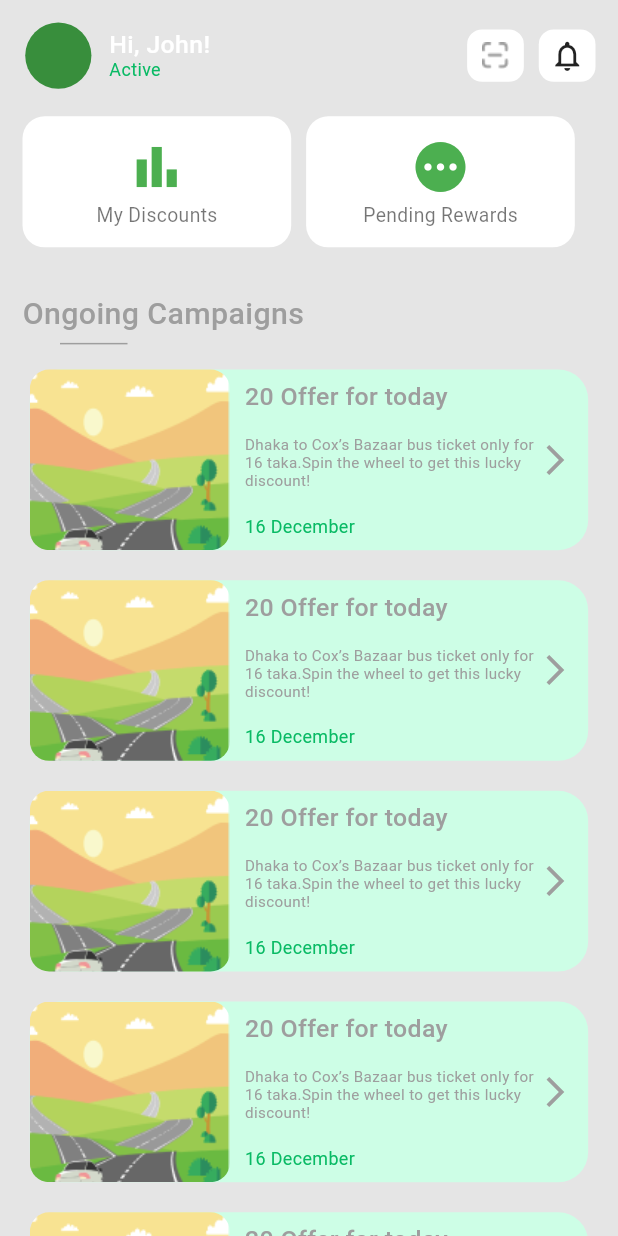
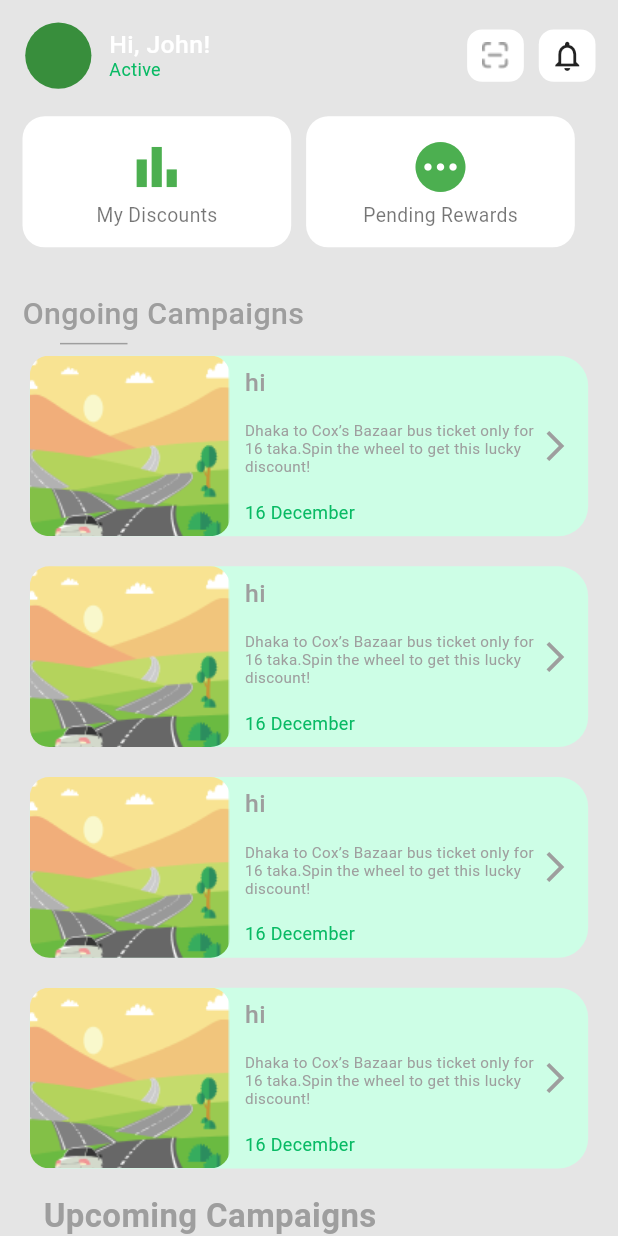
Before and after one commit to Sherajul-Shakil/TravelApp, a Flutter app: the OfferScreen screen opened directly, on a phone screen of 412 x 824 dp. Run offline on Flutter 3.47's test engine with Material 2 defaults, Android fonts, the phone set to English and light mode, and no system bars; our stand-ins replace cached_network_image, carousel_slider, dropdown_search, flutter_image_slideshow, flutter_rating_bar, flutter_screenutil and 10 more; missing offline and left inert: flutter_geocoder; accounts and stored records are empty; network calls fail.

Commit message:
campaing add

```diff
--- a/lib/core/network_helper/network_helper.dart
+++ b/lib/core/network_helper/network_helper.dart
@@ -73,4 +73,6 @@ class NetworkHelper extends GetxController {
     print(
         "User Token from shared preffffffffffffffffffffffffffff: ${userToken.value}");
   }
+
+
 }
--- /dev/null
+++ b/lib/screens/restaurant _details/model/campaigns_model.dart
@@ -0,0 +1,82 @@
+
+import 'dart:convert';
+
+CampaignsModel campaignsModelFromJson(String str) => CampaignsModel.fromJson(json.decode(str));
+
+String campaignsModelToJson(CampaignsModel data) => json.encode(data.toJson());
+
+class CampaignsModel {
+  CampaignsModel({
+    this.status,
+    this.data,
+  });
+
+  bool? status;
+  Data? data;
+
+  factory CampaignsModel.fromJson(Map<String, dynamic> json) => CampaignsModel(
+    status: json["status"],
+    data: Data.fromJson(json["data"]),
+  );
+
+  Map<String, dynamic> toJson() => {
+    "status": status,
+    "data": data!.toJson(),
+  };
+}
+
+class Data {
+  Data({
+    this.ongoingCampaigns,
+    this.upgoingCampaigns,
+  });
+
+  List<OngoingCampaign> ?ongoingCampaigns;
+  List<dynamic> ?upgoingCampaigns;
+
+  factory Data.fromJson(Map<String, dynamic> json) => Data(
+    ongoingCampaigns: List<OngoingCampaign>.from(json["ongoing_campaigns"].map((x) => OngoingCampaign.fromJson(x))),
+    upgoingCampaigns: List<dynamic>.from(json["upgoing_campaigns"].map((x) => x)),
+  );
+
+  Map<String, dynamic> toJson() => {
+    "ongoing_campaigns": List<dynamic>.from(ongoingCampaigns!.map((x) => x.toJson())),
+    "upgoing_campaigns": List<dynamic>.from(upgoingCampaigns!.map((x) => x)),
+  };
+}
+
+class OngoingCampaign {
+  OngoingCampaign({
+    this.id,
+    this.title,
+    this.bannerPhoto,
+    this.campaignDescription,
+    this.campaignStartDate,
+    this.campaignEndDate,
+  });
+
+  int? id;
+  String? title;
+  String? bannerPhoto;
+  String? campaignDescription;
+  String? campaignStartDate;
+  String? campaignEndDate;
+
+  factory OngoingCampaign.fromJson(Map<String, dynamic> json) => OngoingCampaign(
+    id: json["id"],
+    title: json["title"],
+    bannerPhoto: json["banner_photo"],
+    campaignDescription: json["campaign_description"],
+    campaignStartDate: json["campaign_start_date"],
+    campaignEndDate: json["campaign_end_date"],
+  );
+
+  Map<String, dynamic> toJson() => {
+    "id": id,
+    "title": title,
+    "banner_photo": bannerPhoto,
+    "campaign_description": campaignDescription,
+    "campaign_start_date": campaignStartDate,
+    "campaign_end_date": campaignEndDate,
+  };
+}
--- /dev/null
+++ b/lib/screens/restaurant _details/model/campaings_controller.dart
@@ -0,0 +1,40 @@
+import 'dart:convert';
+import 'package:get/state_manager.dart';
+import 'package:get/get.dart';
+import 'package:travel_app_master/core/network_helper/app_url.dart';
+import 'package:travel_app_master/core/network_helper/network_helper.dart';
+import 'package:travel_app_master/screens/restaurant%20_details/model/campaigns_model.dart';
+import 'package:http/http.dart' as http;
+class CampaingnsContraller extends GetxController{
+  NetworkHelper networkHelper = Get.put(NetworkHelper());
+  var isLoading=false.obs;
+    CampaignsModel? _campaignsModel;
+  @override
+  void onInit() {
+    fetchCampaignsData();
+    super.onInit();
+  }
+
+  fetchCampaignsData() async {
+    try{
+       String apiCamUrl = "https://ddapp.xomartbd.com/api/campaigns";
+      isLoading(true);
+      http.Response response =await http.get(Uri.parse(apiCamUrl));
+      if(response.statusCode==200){
+        var result=jsonDecode(response.body);
+        _campaignsModel=CampaignsModel.fromJson(result);
+       var tkn=  networkHelper.userToken;
+
+      }else{
+        //error
+        print("Error fetching data");
+      }
+
+    }catch(e){
+      print("Error getting data: $e");
+
+    }finally{
+      isLoading(false);
+    }
+  }
+}
--- a/lib/screens/restaurant _details/offer/offer_page.dart
+++ b/lib/screens/restaurant _details/offer/offer_page.dart
@@ -1,6 +1,13 @@
 import 'package:flutter/material.dart';
-import 'package:flutter_rating_bar/flutter_rating_bar.dart';
 import 'package:flutter_screenutil/flutter_screenutil.dart';
+import 'package:get/get.dart';
+import 'package:http/http.dart' as http;
+import 'package:travel_app_master/core/network_helper/app_url.dart';
+import 'package:travel_app_master/screens/restaurant%20_details/model/campaigns_model.dart';
+
+
+import 'package:travel_app_master/screens/restaurant%20_details/model/campaings_controller.dart';
+
 
 class OfferScreen extends StatefulWidget {
   const OfferScreen({Key? key}) : super(key: key);
@@ -10,17 +17,14 @@ class OfferScreen extends StatefulWidget {
 }
 
 class _OfferScreenState extends State<OfferScreen> {
-  List<String> image = [
-    "assets/16taka.png",
-    "assets/surprise_gift.png",
-    "assets/valentines.png",
-  ];
-  List<String> title = [
-    "16 Taka Ticket",
-    "Surprise Gift",
-    "Valentines Special",
-  ];
 
+  //final String apiCamUrl = "https://ddapp.xomartbd.com/api/campaigns";
+
+  bool isLoading = false;
+
+  CampaignsModel? campaignsModel;
+
+ CampaingnsContraller camContraller =Get.put(CampaingnsContraller());
   @override
   Widget build(BuildContext context) {
     return SafeArea(
@@ -159,13 +163,15 @@ class _OfferScreenState extends State<OfferScreen> {
                     ],
                   ),
                 ),
-                SizedBox(height: 10.h),
-                ListView.separated(
-                   shrinkWrap: true,
+
+                Obx(() => camContraller.isLoading.value
+                    ? const Center(child: CircularProgressIndicator())
+                    :  ListView.separated(
+                  shrinkWrap: true,
                   physics: NeverScrollableScrollPhysics(),
-                  itemCount: 8,
+                  itemCount: 4,
                   itemBuilder: (BuildContext, index) {
-                    return Column(
+                    return  Column(
                       children: [
                         Container(
                           height: 131.h,
@@ -192,12 +198,12 @@ class _OfferScreenState extends State<OfferScreen> {
                                 child: Container(
                                   child: Column(
                                     crossAxisAlignment:
-                                        CrossAxisAlignment.start,
+                                    CrossAxisAlignment.start,
                                     mainAxisAlignment:
-                                        MainAxisAlignment.spaceAround,
+                                    MainAxisAlignment.spaceAround,
                                     children: [
-                                      Text(
-                                       "20 Offer for today",
+                                      Text("hi",
+                                        // "${campaings[index].data!.ongoingCampaigns![index].title}",
                                         style: TextStyle(
                                             fontSize: 18.sp,
                                             fontWeight: FontWeight.w500,
@@ -235,7 +241,30 @@ class _OfferScreenState extends State<OfferScreen> {
                   separatorBuilder: (BuildContext, index) {
                     return SizedBox(height: 20);
                   },
-                ),
+                )),
+
+
+
+            // FutureBuilder<List>(
+            //   future: getCampaignData(),
+            //   builder: (context, snapshot) {
+            //     if (snapshot.hasData) {
+            //       List<CampaignsModel> users = snapshot.data as List<CampaignsModel>;
+            //       return
+            //     }
+            //     if (snapshot.hasError) {
+            //       print(snapshot.error.toString());
+            //       return Text('error');
+            //     }
+            //     return CircularProgressIndicator();
+            //   },
+            // ),
+
+
+
+                SizedBox(height: 10.h),
+
+
                 SizedBox(
                   height: 10,
                 ),
@@ -266,4 +295,21 @@ class _OfferScreenState extends State<OfferScreen> {
       ),
     );
   }
+
+  // Future<List<CampaignsModel>> getCampaignData() async{
+  //   final response =await http.get(Uri.parse(apiCamUrl));
+  //
+  //   var data= jsonDecode(response.body.toString());
+  //   if(response.statusCode==200){
+  //     for(Map<String, dynamic> index in data){
+  //       campaings.add(CampaignsModel.fromJson(index));
+  //     }
+  //     return campaings;
+  //   } else{
+  //     return campaings;
+  //   }
+  //
+  // }
+
+
 }
```
